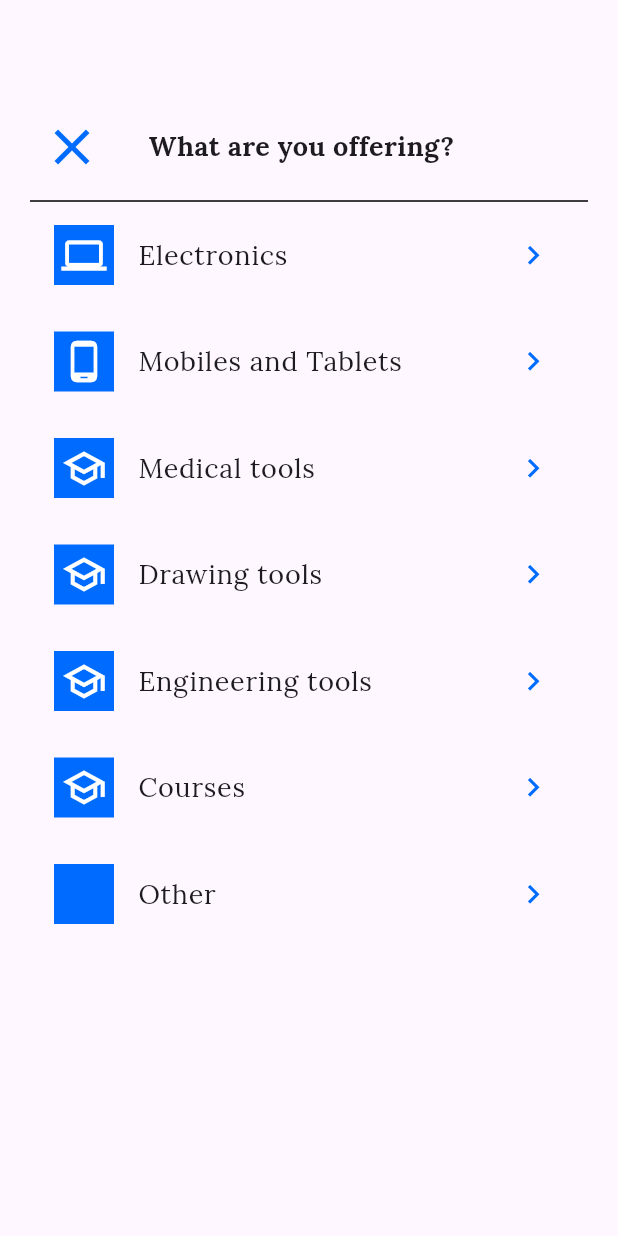
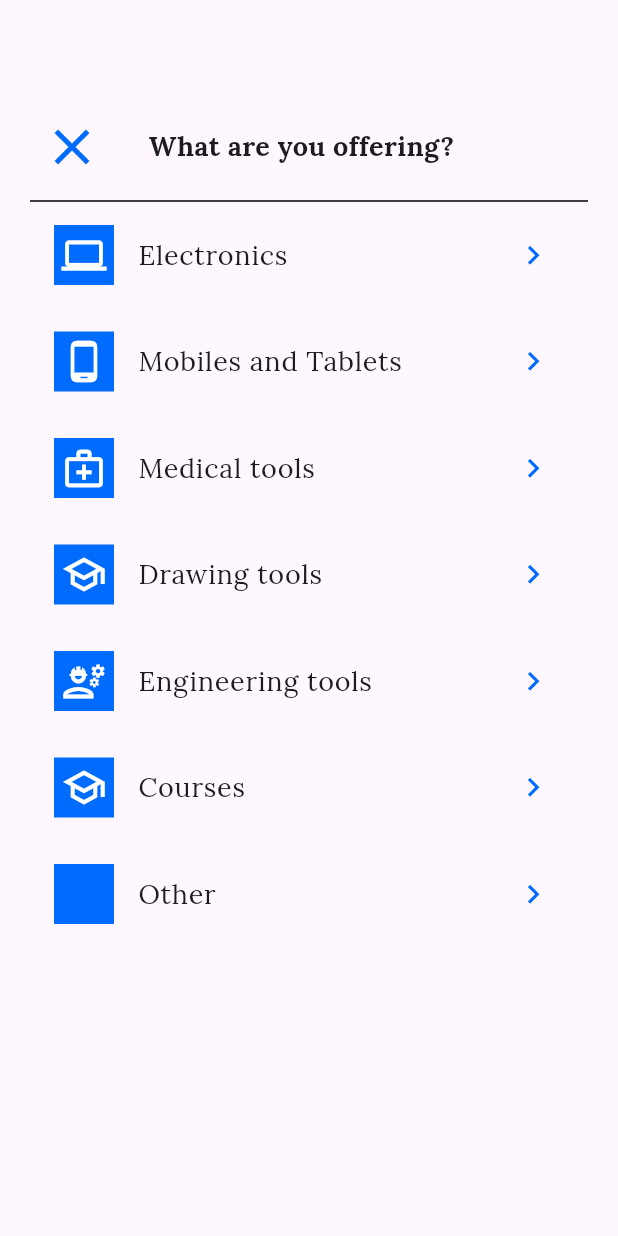
Before and after one commit to 3khaled3/snapDealsApp_readMe, a Flutter app: the AddView screen opened by its route, on a phone screen of 412 x 824 dp. Run offline on Flutter 3.47's test engine with Material 3 defaults, Android fonts, the light colour scheme and no system bars; our stand-ins replace bloc, cloud_firestore, dartz, eva_icons_flutter, firebase_auth, firebase_database and 4 more; accounts and stored records are empty.

Commit message:
some edits in add view and add details

```diff
--- a/lib/app/home_feature/view/pages/add_details.dart
+++ b/lib/app/home_feature/view/pages/add_details.dart
@@ -11,9 +11,9 @@ import 'package:snap_deals/core/themes/text_styles.dart';
 
 class AddDetailsArgs {
   final String title;
-  final IconData icon;
+  IconData? icon;
 
-  AddDetailsArgs({required this.title, required this.icon});
+  AddDetailsArgs({required this.title, this.icon});
 }
 
 class AddDetailsView extends StatefulWidget {
--- a/lib/app/home_feature/view/pages/add_view.dart
+++ b/lib/app/home_feature/view/pages/add_view.dart
@@ -53,11 +53,11 @@ class AddView extends StatelessWidget {
                 GoRouter.of(context).push(AddDetailsView.routeName,
                     extra: AddDetailsArgs(
                       title: context.tr.medicalTools,
-                      icon: Icons.school_outlined,
+                      icon: Icons.medical_services_outlined,
                     ));
               },
               isAddView: true,
-              leadingIcon: Icons.school_outlined,
+              leadingIcon: Icons.medical_services_outlined,
             ),
             15.ph,
             CustomListTile(
@@ -78,12 +78,12 @@ class AddView extends StatelessWidget {
               onTap: () {
                 GoRouter.of(context).push(AddDetailsView.routeName,
                     extra: AddDetailsArgs(
-                      icon: Icons.school_outlined,
+                      icon: Icons.engineering_outlined,
                       title: context.tr.engineeringTools,
                     ));
               },
               isAddView: true,
-              leadingIcon: Icons.school_outlined,
+              leadingIcon: Icons.engineering_outlined,
             ),
             15.ph,
             CustomListTile(
@@ -118,7 +118,6 @@ class AddView extends StatelessWidget {
               onTap: () {
                 GoRouter.of(context).push(AddDetailsView.routeName,
                     extra: AddDetailsArgs(
-                      icon: Icons.school_outlined,
                       title: context.tr.other,
                     ));
               },
```
